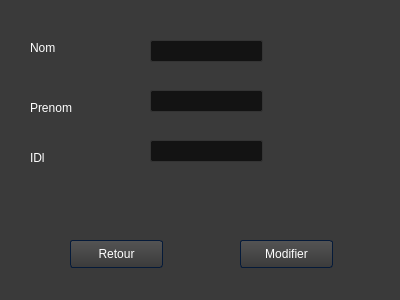
Before: the Qt Designer form Khalil/modifwidget.ui in khalil-ch/E-Health_2A1, drawn with Qt 5.
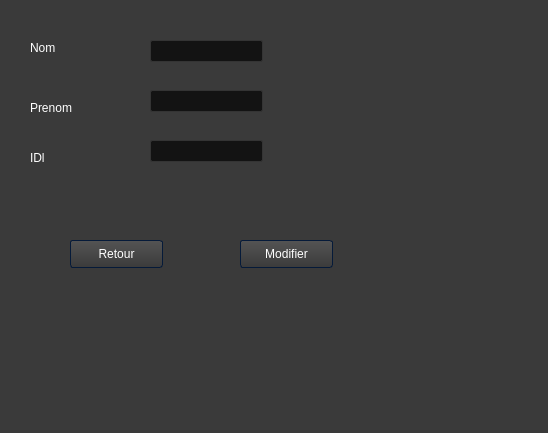
After: the same form once the commit is applied. Icons and pictures are not drawn.

```diff
--- a/Khalil/modifwidget.ui
+++ b/Khalil/modifwidget.ui
@@ -6,8 +6,8 @@
    <rect>
     <x>0</x>
     <y>0</y>
-    <width>400</width>
-    <height>300</height>
+    <width>548</width>
+    <height>433</height>
    </rect>
   </property>
   <property name="windowTitle">
```
